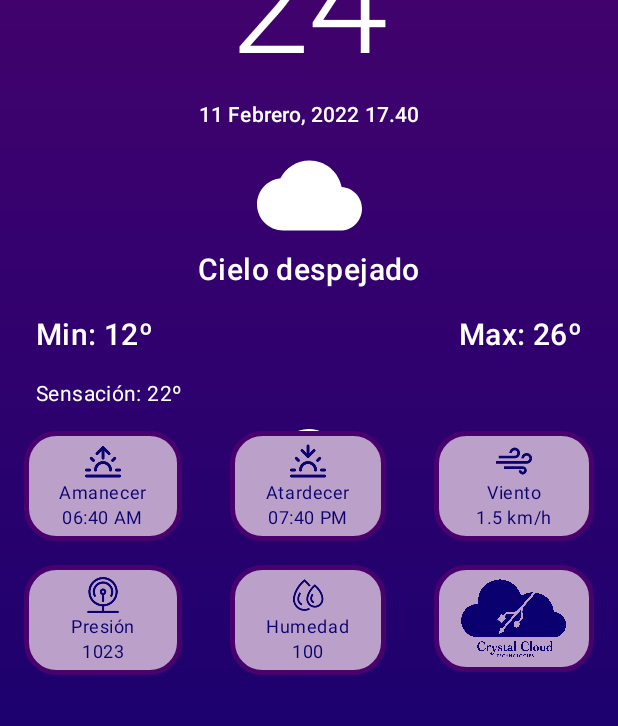
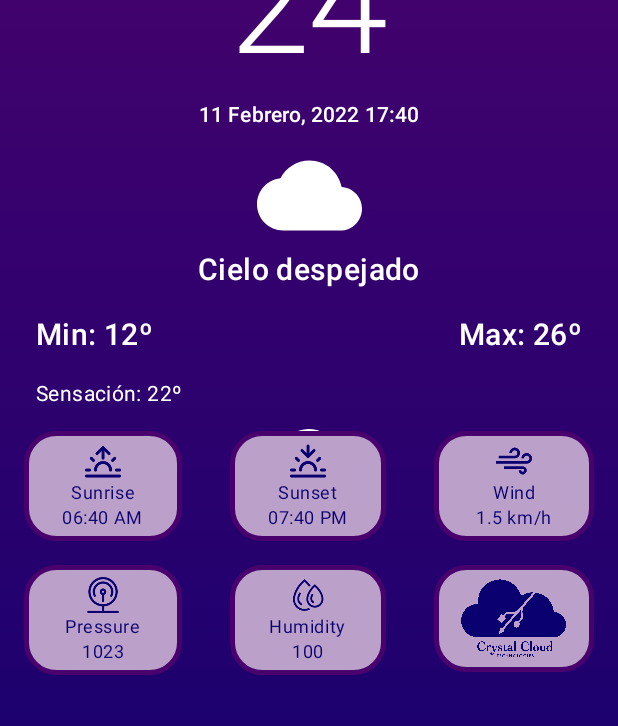
Before and after one commit to OctavioCuevas/climapp, an Android app: the layout activity_main.xml on its own in the app's theme, with its tools: preview values and no code run, on a phone screen of 412 x 824 dp. Shown: the part 159-885 px from the top of the screen. Run offline under Robolectric (Android 15) with nearby library versions, the light colour scheme and no system bars.

Commit message:
Se configuraron strings para traducirlas con el idioma del dispositivo

```diff
--- a/app/src/main/java/com/example/climapp/ui/view/MainActivity.kt
+++ b/app/src/main/java/com/example/climapp/ui/view/MainActivity.kt
@@ -24,13 +24,13 @@ import java.lang.Exception
 class MainActivity : AppCompatActivity() {
 
     //private val TAG = "WeatherError"
-    private val REQUEST_PERMISSSIONS_REQUEST_CODE = 17//numero random
+    private val REQUEST_PERMISSIONS_REQUEST_CODE = 17//random number
 
     //Settings
     private var units = false
     private var language = false
 
-    val viewModel: MainActivityVM by viewModels()
+    private val viewModel: MainActivityVM by viewModels()
 
     private lateinit var binding: ActivityMainBinding
 
@@ -68,7 +68,7 @@ class MainActivity : AppCompatActivity() {
         ActivityCompat.requestPermissions(
             this,
             arrayOf(ACCESS_COARSE_LOCATION),
-            REQUEST_PERMISSSIONS_REQUEST_CODE
+            REQUEST_PERMISSIONS_REQUEST_CODE
         )
     }
 
--- a/app/src/main/java/com/example/climapp/ui/view/SettingsActivity.kt
+++ b/app/src/main/java/com/example/climapp/ui/view/SettingsActivity.kt
@@ -25,13 +25,13 @@ class SettingsActivity : AppCompatActivity() {
 
         binding.apply {
             tvBack.setOnClickListener {
-                OpenMain()
+                openMain()
             }
         }
 
     }
 
-    private fun OpenMain() {
+    private fun openMain() {
         startActivity(Intent(this,MainActivity::class.java))
         finish()
     }
--- a/app/src/main/java/com/example/climapp/ui/view/SplashScreen.kt
+++ b/app/src/main/java/com/example/climapp/ui/view/SplashScreen.kt
@@ -15,7 +15,6 @@ import com.example.climapp.R
 import com.example.climapp.databinding.ActivitySplashScreenBinding
 
 class SplashScreen : AppCompatActivity() {
-
 
     override fun onCreate(savedInstanceState: Bundle?) {
         super.onCreate(savedInstanceState)
--- a/app/src/main/res/layout/activity_main.xml
+++ b/app/src/main/res/layout/activity_main.xml
@@ -379,7 +379,7 @@
         android:id="@+id/iv_settings"
         android:layout_width="wrap_content"
         android:layout_height="wrap_content"
-        android:contentDescription="@string/settings_button"
+        android:contentDescription="@string/settings"
         app:layout_constraintBottom_toTopOf="@+id/tv_temp_min"
         app:layout_constraintEnd_toStartOf="@+id/tv_city"
         app:layout_constraintHorizontal_bias="0.0"
--- a/app/src/main/res/layout/item_cardview_hours.xml
+++ b/app/src/main/res/layout/item_cardview_hours.xml
@@ -37,7 +37,7 @@
             android:layout_width="50dp"
             android:layout_height="50dp"
             android:layout_marginTop="4dp"
-            android:contentDescription="@string/icon"
+            android:contentDescription="@string/img_current_weather"
             app:layout_constraintEnd_toEndOf="parent"
             app:layout_constraintStart_toStartOf="parent"
             app:layout_constraintTop_toBottomOf="@+id/tv_temp_by_hour"
--- a/app/src/main/res/values/strings.xml
+++ b/app/src/main/res/values/strings.xml
@@ -1,60 +1,44 @@
 <resources>
     <string name="app_name">ClimAPP</string>
-    <string name="no_location_detected">No se puede accceder a la ubicación. Asegurate que el servicio de ubicación está activado en tu dispositivo</string>
-    <string name="permission_denied_explanation">El permiso fue negado, pero es indispensable para usar el app</string>
-    <string name="permission_rationale">El permiso de ubicación es indispensable para usar el app</string>
-    <string name="settings">Ajustes</string>
-    <string name="icon" translatable="false">Image relate to Weather Forecast at Hours</string>
-    <string name="no_cur_weather">No se pudo encontrar el clima actual</string>
-    <string name="api_key">cbf45d88a9b71a3309d905dd5d1c4c7e</string>
+    <string name="settings">Settings</string>
+    <string name="api_key" translatable="false">cbf45d88a9b71a3309d905dd5d1c4c7e</string>
     <string name="permission_retionale" translatable="false">Location permission is required to use this app.</string>
-    <string name="location_not_found" translatable="false">Ubicación no encontrada.</string>
-    <string name="weather_not_found" translatable="false">Clima no encontrado.</string>
-    <string name="city_not_found" translatable="false">Clima no encontrado.</string>
-    <string name="error_ocurred" translatable="false">Ocurrió un error no contemplado.</string>
-    <string name="title_activity_settings">SettingsActivity</string>
-    <string name="celsius">Celsius</string>
-    <string name="fahrenheit">Fahrenheit</string>
-    <string name="unit_temperature">Unidad de temperatura</string>
-    <string name="spanish">Español</string>
+    <string name="location_not_found" translatable="false">Location not found.</string>
+    <string name="weather_not_found" translatable="false">Weather not found</string>
+    <string name="city_not_found" translatable="false">City not found</string>
+    <string name="celsius" translatable="false">Celsius</string>
+    <string name="fahrenheit" translatable="false">Fahrenheit</string>
+    <string name="spanish">Spanish</string>
     <string name="english">English</string>
-    <string name="language">Idioma</string>
-
-    <!-- Preference Titles -->
-    <string name="messages_header">Messages</string>
-    <string name="sync_header">Sync</string>
-
-    <!-- Messages Preferences -->
-    <string name="signature_title">Your signature</string>
-    <string name="reply_title">Default reply action</string>
-
-    <!-- Sync Preferences -->
-    <string name="sync_title">Sync email periodically</string>
-    <string name="attachment_title">Download incoming attachments</string>
-    <string name="attachment_summary_on">Automatically download attachments for incoming emails
-    </string>
-    <string name="attachment_summary_off">Only download attachments when manually requested</string>
-    <string name="default_city">Mexico City, MX</string>
-    <string name="default_degrees">24</string>
-    <string name="default_symbol">°C</string>
-    <string name="default_date">11 Febrero, 2022 17.40</string>
-    <string name="default_status">Cielo despejado</string>
-    <string name="default_min">Min: 12º</string>
-    <string name="default_max">Max: 26º</string>
-    <string name="default_feels_like">Sensación: 22º</string>
-    <string name="sunrise">Amanecer</string>
-    <string name="sunrise_hour">06:40 AM</string>
-    <string name="img_current_weather">Clima actual</string>
-    <string name="sunset">Atardecer</string>
-    <string name="sunset_hour">07:40 PM</string>
-    <string name="wind">Viento</string>
-    <string name="wind_units">1.5 km/h</string>
-    <string name="pressure">Presión</string>
-    <string name="pressure_units">1023</string>
-    <string name="humidity">Humedad</string>
-    <string name="humidity_units">100</string>
-    <string name="settings_button">Configuración</string>
-    <string name="app_icon">Icono de la applicación</string>
-    <string name="weather">Clima</string>
-    <string name="back">Regresar</string>
+    <string name="default_city" translatable="false">Mexico City, MX</string>
+    <string name="default_degrees" translatable="false">24</string>
+    <string name="default_symbol" translatable="false">°C</string>
+    <string name="default_date" translatable="false">11 Febrero, 2022 17:40</string>
+    <string name="default_status" translatable="false">Cielo despejado</string>
+    <string name="default_min" translatable="false">Min: 12º</string>
+    <string name="default_max" translatable="false">Max: 26º</string>
+    <string name="default_feels_like" translatable="false">Sensación: 22º</string>
+    <string name="sunrise">Sunrise</string>
+    <string name="sunrise_hour" translatable="false">06:40 AM</string>
+    <string name="img_current_weather">Current weather</string>
+    <string name="sunset">Sunset</string>
+    <string name="sunset_hour" translatable="false">07:40 PM</string>
+    <string name="wind">Wind</string>
+    <string name="wind_units" translatable="false">1.5 km/h</string>
+    <string name="pressure">Pressure</string>
+    <string name="pressure_units" translatable="false">1023</string>
+    <string name="humidity">Humidity</string>
+    <string name="humidity_units" translatable="false">100</string>
+    <string name="app_icon">App icon</string>
+    <string name="weather">Weather</string>
+    <string name="back">Back</string>
+    <string name="no_location_detected">Location cannot be accessed. Make sure the location service is activated on your device</string>
+    <string name="permission_denied_explanation">The permission was denied, but it is essential to use the app.</string>
+    <string name="no_cur_weather">Could not find current weather</string>
+    <string name="unit_temperature">Temperature unit</string>
+    <string name="language">Language</string>
+    <string name="messages_header">messages</string>
+    <string name="permission_rationale">Location permission is required to use the app.</string>
+    <string name="title_activity_settings">Settings</string>
+    <string name="error_ocurred">An unknown error occurred</string>
 </resources>
```
Also changed, not shown: 1 other file.
